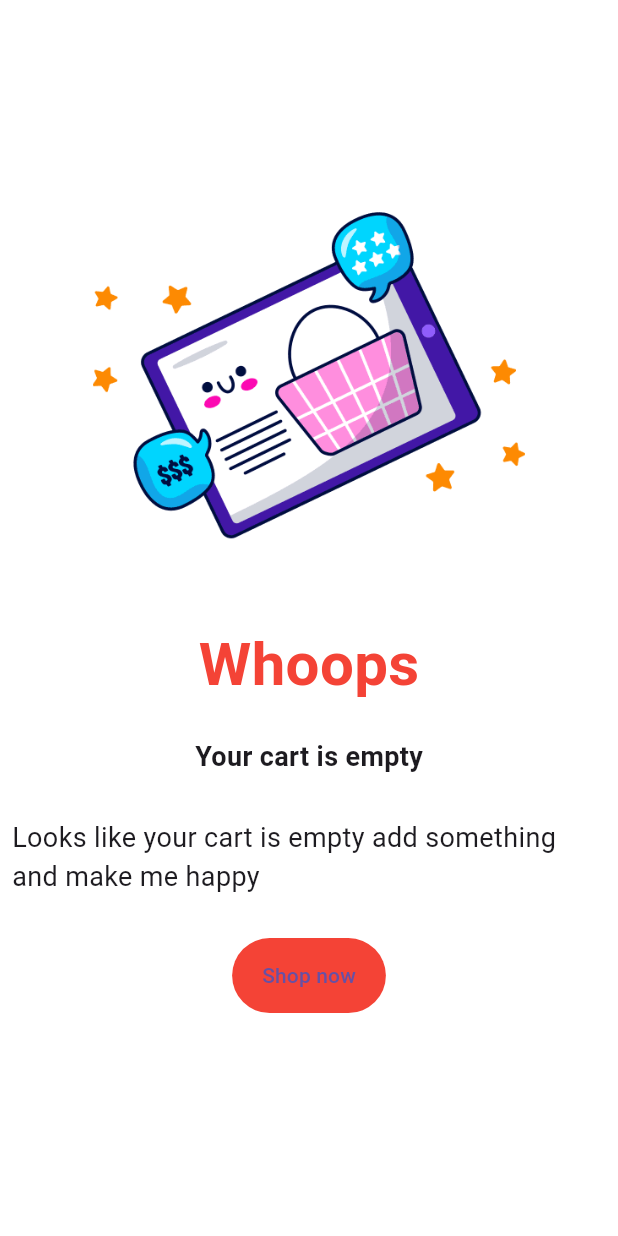
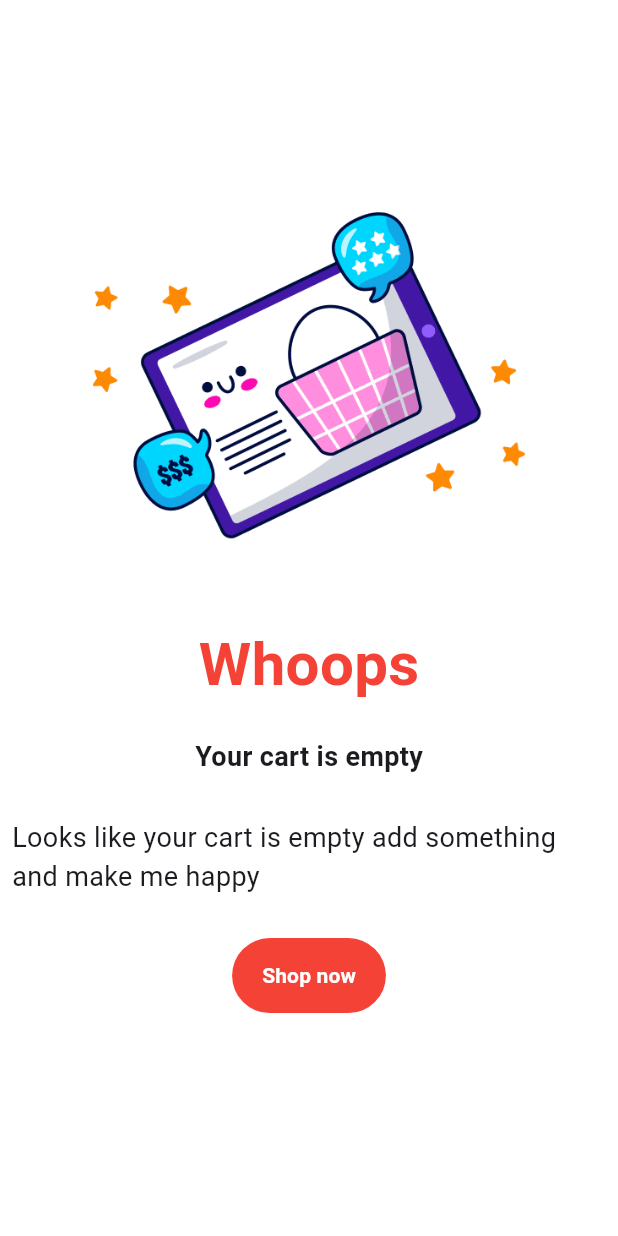
Before and after one commit to Rony-ZenAlden/shop_smart, a Flutter app: the CartScreen screen opened directly, on a phone screen of 412 x 824 dp. Run offline on Flutter 3.47's test engine with Material 3 defaults, Android fonts, the phone set to English and light mode, and no system bars; our stand-ins replace card_swiper, cloud_firestore, fancy_shimmer_image, firebase_auth, firebase_core, firebase_storage and 7 more; missing offline and left inert: dynamic_height_grid_view, flutter_paypal_payment; accounts and stored records are empty; network calls fail; statements that could not run were skipped.

Commit message:
1- My project 2- New features

```diff
--- a/lib/providers/order_provider.dart
+++ b/lib/providers/order_provider.dart
@@ -48,7 +48,7 @@ class OrderProvider with ChangeNotifier {
     required String orderId,
 
   }) async{
-    final User? user = auth.currentUser;
+    // final User? user = auth.currentUser;
     try {
       await orderDb.doc(orderId).delete();
       notifyListeners();
--- a/lib/screens/cart/cart_screen.dart
+++ b/lib/screens/cart/cart_screen.dart
@@ -3,14 +3,11 @@ import 'dart:developer';
 import 'package:cloud_firestore/cloud_firestore.dart';
 import 'package:firebase_auth/firebase_auth.dart';
 import 'package:flutter/material.dart';
-import 'package:flutter_paypal_checkout/flutter_paypal_checkout.dart';
 import 'package:flutter_paypal_payment/flutter_paypal_payment.dart';
 import 'package:fluttertoast/fluttertoast.dart';
 import 'package:provider/provider.dart';
 import 'package:shop_smart/screens/loading_manager.dart';
 import 'package:uuid/uuid.dart';
-
-import '../../models/product_model.dart';
 import '../../providers/cart_provider.dart';
 import '../../providers/products_provider.dart';
 import '../../providers/user_provider.dart';
@@ -20,8 +17,6 @@ import '../../services/payment/model/items_model.dart';
 import '../../services/payment/model/transaction_model.dart';
 import '../../widgets/app_name_text.dart';
 import '../../widgets/empty_bag.dart';
-import '../../widgets/title_text.dart';
-import '../inner_screen/orders/orders_screen.dart';
 import 'bottom_checkout.dart';
 import 'cart_widget.dart';
 
--- a/lib/screens/cart/quantity_btm_sheet.dart
+++ b/lib/screens/cart/quantity_btm_sheet.dart
@@ -1,7 +1,6 @@
-import 'dart:developer';
+
 import 'package:flutter/material.dart';
 import 'package:provider/provider.dart';
-
 import '../../models/cart_model.dart';
 import '../../providers/cart_provider.dart';
 import '../../widgets/subtitle_text.dart';
--- a/lib/screens/inner_screen/orders/orders_screen.dart
+++ b/lib/screens/inner_screen/orders/orders_screen.dart
@@ -6,7 +6,6 @@ import 'package:shop_smart/widgets/app_name_text.dart';
 import 'package:shop_smart/widgets/empty_bag.dart';
 import '../../../models/order_model.dart';
 import '../../../providers/order_provider.dart';
-import '../../../widgets/title_text.dart';
 
 class OrdersScreenFree extends StatefulWidget {
   static const routeName = '/OrderScreen';
--- a/lib/screens/inner_screen/wishlist.dart
+++ b/lib/screens/inner_screen/wishlist.dart
@@ -8,7 +8,6 @@ import '../../services/my_app_functions.dart';
 import '../../widgets/app_name_text.dart';
 import '../../widgets/empty_bag.dart';
 import '../../widgets/products/product_widget.dart';
-import '../../widgets/title_text.dart';
 
 class WishlistScreen extends StatelessWidget {
   static const routName = "/WishlistScreen";
--- a/lib/services/payment/home_screen.dart
+++ b/lib/services/payment/home_screen.dart
@@ -57,7 +57,7 @@ class _HomeScreenState extends State<HomeScreen> {
                       Navigator.pop(context);
                     },
                     onCancel: () {
-                      print('cancelled:');
+                      // print('cancelled:');
                       Navigator.pop(context);
                     },
                   ),
--- a/lib/services/payment/model/items_model.dart
+++ b/lib/services/payment/model/items_model.dart
@@ -37,7 +37,7 @@ class OrderItemModel {
   }
 
   Map<String, dynamic> toJson() {
-    final Map<String, dynamic> data = Map<String, dynamic>();
+    final Map<String, dynamic> data = <String, dynamic>{};
     data['name'] = name;
     data['quantity'] = quantity;
     data['price'] = price;
--- a/lib/services/payment/model/transaction_model.dart
+++ b/lib/services/payment/model/transaction_model.dart
@@ -37,7 +37,7 @@ class Details {
   }
 
   Map<String, dynamic> toJson() {
-    final Map<String, dynamic> data = Map<String, dynamic>();
+    final Map<String, dynamic> data = <String, dynamic>{};
     data['subtotal'] = subtotal;
     data['shipping'] = shipping;
     data['shipping_discount'] = shippingDiscount;
--- a/lib/widgets/empty_bag.dart
+++ b/lib/widgets/empty_bag.dart
@@ -1,6 +1,4 @@
 import 'package:flutter/material.dart';
-import 'package:shop_smart/screens/home_screen.dart';
-
 import '../root_screen.dart';
 import 'subtitle_text.dart';
 import 'title_text.dart';
@@ -15,6 +13,7 @@ class EmptyBagWidget extends StatelessWidget {
   });
 
   final String imagePath, title, subtitle, buttonText;
+
   @override
   Widget build(BuildContext context) {
     Size size = MediaQuery.of(context).size;
@@ -67,7 +66,13 @@ class EmptyBagWidget extends StatelessWidget {
             onPressed: () {
               Navigator.pushReplacementNamed(context, RootScreen.routeName);
             },
-            child: Text(buttonText),
+            child: Text(
+              buttonText,
+              style: const TextStyle(
+                color: Colors.white,
+                fontWeight: FontWeight.w600,
+              ),
+            ),
           ),
         ],
       ),
```
Also changed, not shown: lib/providers/user_provider.dart (+5 -4 lines), lib/providers/wishlist_provider.dart (+6 -6 lines), lib/screens/auth/login.dart (+7 -7 lines), lib/screens/auth/register.dart (+13 -4 lines), lib/screens/profile_screen.dart (+8 -2 lines).
